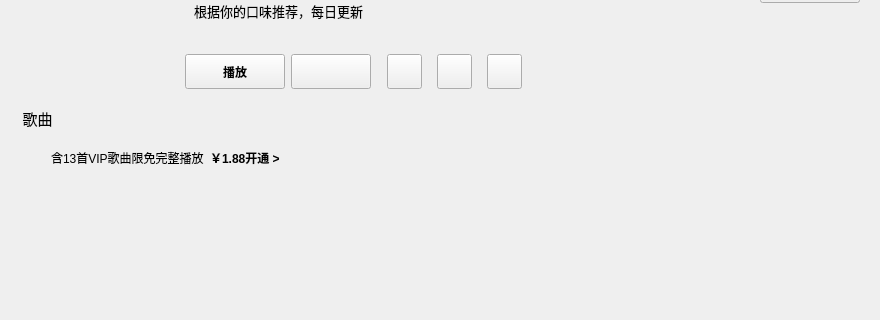
a-mo-xi-wei/Qt-KuGouAppClient, file KuGouClient/DailyRecommend/DailyRecommend.ui: the form before one commit; both pictures show x 0 to 880 and y 87 to 407 of the 880 by 526 pixel window.
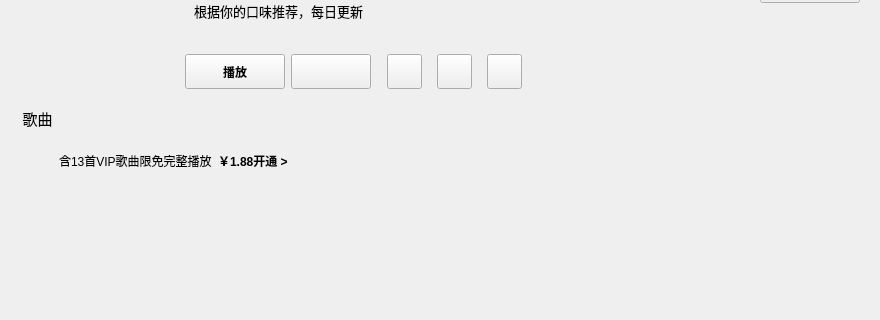
The form after the commit. Custom widgets are drawn as their Qt base class.

Commit message: 优化间距

```diff
--- a/KuGouClient/DailyRecommend/DailyRecommend.ui
+++ b/KuGouClient/DailyRecommend/DailyRecommend.ui
@@ -407,14 +407,48 @@
     </widget>
    </item>
    <item>
-    <widget class="QWidget" name="desc_widget" native="true">
+    <widget class="QWidget" name="desc_widget_1" native="true">
      <layout class="QHBoxLayout" name="horizontalLayout_5">
+      <property name="spacing">
+       <number>0</number>
+      </property>
+      <property name="leftMargin">
+       <number>0</number>
+      </property>
       <property name="topMargin">
-       <number>6</number>
+       <number>0</number>
+      </property>
+      <property name="rightMargin">
+       <number>0</number>
       </property>
       <property name="bottomMargin">
-       <number>6</number>
+       <number>0</number>
       </property>
+      <item>
+       <spacer name="horizontalSpacer_5">
+        <property name="orientation">
+         <enum>Qt::Horizontal</enum>
+        </property>
+        <property name="sizeType">
+         <enum>QSizePolicy::Fixed</enum>
+        </property>
+        <property name="sizeHint" stdset="0">
+         <size>
+          <width>8</width>
+          <height>20</height>
+         </size>
+        </property>
+       </spacer>
+      </item>
+      <item>
+       <widget class="QWidget" name="desc_widget" native="true">
+        <property name="minimumSize">
+         <size>
+          <width>100</width>
+          <height>0</height>
+         </size>
+        </property>
+        <layout class="QHBoxLayout" name="horizontalLayout_7">
       <item>
        <widget class="QLabel" name="ico_label">
         <property name="sizePolicy">
@@ -491,6 +525,25 @@
     </widget>
    </item>
    <item>
+       <spacer name="horizontalSpacer_6">
+        <property name="orientation">
+         <enum>Qt::Horizontal</enum>
+        </property>
+        <property name="sizeType">
+         <enum>QSizePolicy::Fixed</enum>
+        </property>
+        <property name="sizeHint" stdset="0">
+         <size>
+          <width>13</width>
+          <height>20</height>
+         </size>
+        </property>
+       </spacer>
+      </item>
+     </layout>
+    </widget>
+   </item>
+   <item>
     <widget class="MyScrollArea" name="scrollArea">
      <property name="frameShape">
       <enum>QFrame::NoFrame</enum>
@@ -507,7 +560,7 @@
         <x>0</x>
         <y>0</y>
         <width>869</width>
-        <height>259</height>
+        <height>253</height>
        </rect>
       </property>
       <layout class="QVBoxLayout" name="verticalLayout_4">
```
Lines whose indentation alone changed are shown as unchanged.
